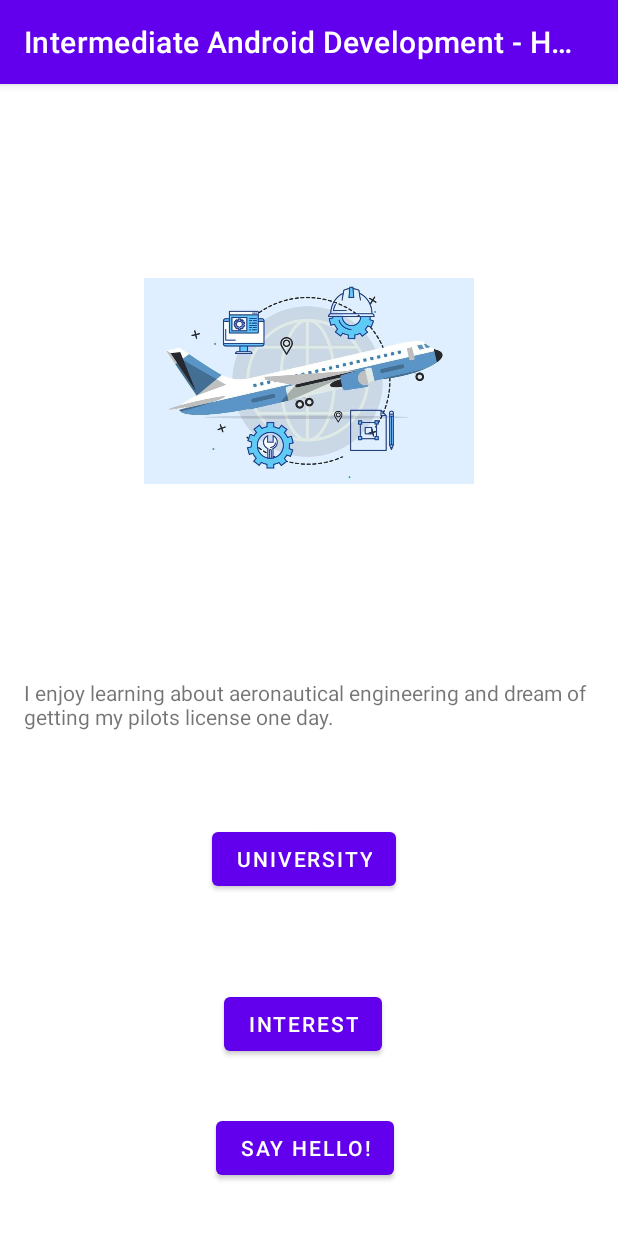
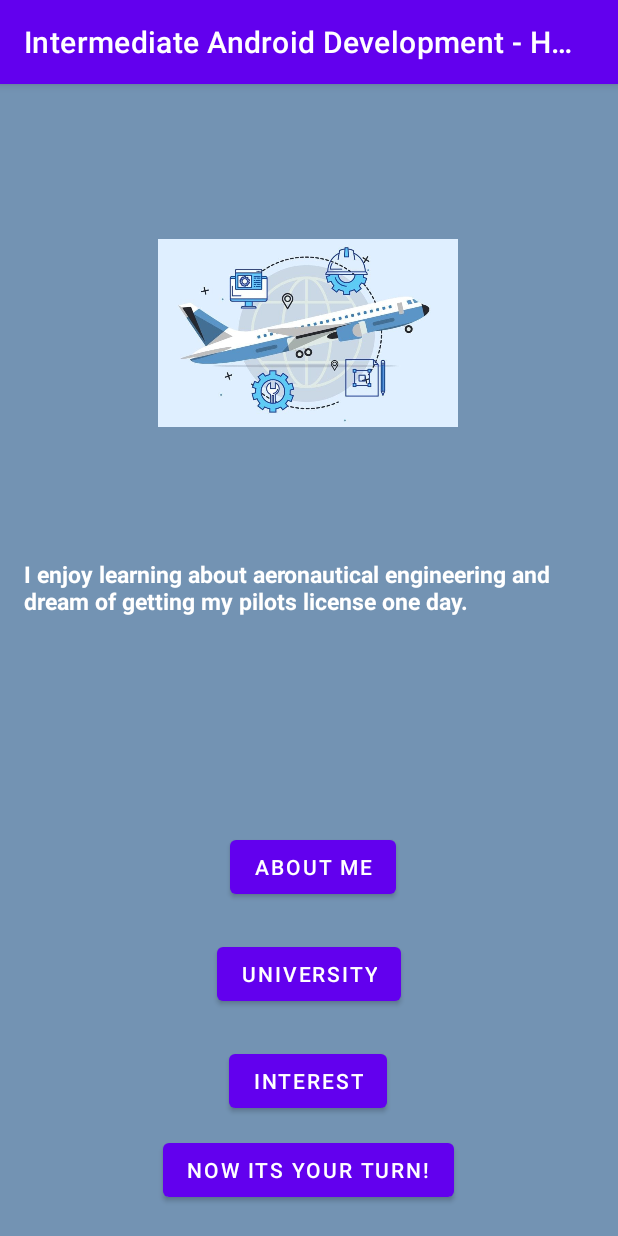
Before and after one commit to Jmdiaz1998/IAD_HelloWorld, an Android app: the screen it shows after launch (MainActivity), after a tap on "INTEREST", on a phone screen of 412 x 824 dp. Run offline under Robolectric (Android 15) with nearby library versions, the light colour scheme and no system bars.

Commit message:
Refined the view, buttons and copy

```diff
--- a/Prework/app/src/main/java/com/example/intermediateandroiddevelopment_helloworld/MainActivity.kt
+++ b/Prework/app/src/main/java/com/example/intermediateandroiddevelopment_helloworld/MainActivity.kt
@@ -13,24 +13,34 @@ class MainActivity : AppCompatActivity() {
     override fun onCreate(savedInstanceState: Bundle?) {
         super.onCreate(savedInstanceState)
         setContentView(R.layout.activity_main)
-       val helloButton = findViewById<Button>(R.id.Hello_Button)
+        val helloButton = findViewById<Button>(R.id.Hello_Button)
         helloButton.setOnClickListener {
             Log.v("Hello world", "Button clicked!")
-            Toast.makeText(this, "Hello to you too!", Toast.LENGTH_SHORT).show()
+            Toast.makeText(this, "Hello, can you tell me something about you?!", Toast.LENGTH_SHORT).show()
         }
 
         val universityButton = findViewById<Button>(R.id.University_button)
-            universityButton.setOnClickListener {
-                Log.v("University_Button", "University Button Clicked!")
-                findViewById<ImageView>(R.id.Main_Image).setImageResource(R.drawable.fiu_gl_and_gc)
-                findViewById<TextView>(R.id.textView).text = "I attend Florida International University and been doing so since 2016. Its where I earned my Bachelors degree and where soon, I will earn my Masters."
-            }
+        universityButton.setOnClickListener {
+            Log.v("University_Button", "University Button Clicked!")
+            findViewById<ImageView>(R.id.Main_Image).setImageResource(R.drawable.fiu_gl_and_gc)
+            findViewById<TextView>(R.id.textView).text =
+                "I attend Florida International University and been doing so since 2016. Its where I earned my Bachelors degree and where soon, I will earn my Masters."
+
+        }
         val interestButton = findViewById<Button>(R.id.Interest_Button)
         interestButton.setOnClickListener {
             Log.v("Interest_Button", "Interest Button Clicked!")
             findViewById<ImageView>(R.id.Main_Image).setImageResource(R.drawable.aeronautical_engineering)
-            findViewById<TextView>(R.id.textView).text = "I enjoy learning about aeronautical engineering and dream of getting my pilots license one day."
+            findViewById<TextView>(R.id.textView).text =
+                "I enjoy learning about aeronautical engineering and dream of getting my pilots license one day."
         }
+        val aboutme_Button = findViewById<Button>(R.id.AboutMe_Button)
+        aboutme_Button.setOnClickListener {
+            Log.v("Interest_Button", "AboutMe Button Clicked!")
+            findViewById<ImageView>(R.id.Main_Image).setImageResource(R.drawable.jmd_portrait)
+            findViewById<TextView>(R.id.textView).text = "Hello World! My name is Jorge and im a product owner fascinated by all that is possible by using code."
+
 
         }
     }
+}
--- a/Prework/app/src/main/res/layout/activity_main.xml
+++ b/Prework/app/src/main/res/layout/activity_main.xml
@@ -4,6 +4,7 @@
     xmlns:tools="http://schemas.android.com/tools"
     android:layout_width="match_parent"
     android:layout_height="match_parent"
+    android:background="#7393B3"
     tools:context=".MainActivity">
 
     <TextView
@@ -11,23 +12,26 @@
         android:layout_width="match_parent"
         android:layout_height="wrap_content"
         android:layout_marginHorizontal="16dp"
-        android:layout_marginTop="48dp"
+        android:layout_marginTop="20dp"
         android:text="@string/Jorge_Intro"
+        android:textStyle="bold"
+        android:textSize="15.5dp"
+        android:textColor="@color/white"
         app:layout_constraintEnd_toEndOf="parent"
         app:layout_constraintStart_toStartOf="parent"
         app:layout_constraintTop_toBottomOf="@+id/Main_Image" />
 
     <ImageView
         android:id="@+id/Main_Image"
-        android:layout_width="220dp"
-        android:layout_height="300dp"
+        android:layout_width="200dp"
+        android:layout_height="260dp"
+        android:layout_marginTop="36dp"
+        android:scaleType="fitCenter"
         app:layout_constraintEnd_toEndOf="parent"
+        app:layout_constraintHorizontal_bias="0.497"
         app:layout_constraintStart_toStartOf="parent"
         app:layout_constraintTop_toTopOf="parent"
-        android:scaleType="fitCenter"
-        android:layout_marginTop="48dp"
-        app:srcCompat="@drawable/jmd_portrait"
- />
+        app:srcCompat="@drawable/jmd_portrait" />
 
     <Button
         android:id="@+id/Hello_Button"
@@ -36,9 +40,10 @@
         android:text="@string/say_hello_button"
         app:layout_constraintBottom_toBottomOf="parent"
         app:layout_constraintEnd_toEndOf="parent"
-        app:layout_constraintHorizontal_bias="0.491"
+        app:layout_constraintHorizontal_bias="0.498"
         app:layout_constraintStart_toStartOf="parent"
-        app:layout_constraintTop_toBottomOf="@+id/Interest_Button" />
+        app:layout_constraintTop_toBottomOf="@+id/Interest_Button"
+        app:layout_constraintVertical_bias="0.36" />
 
     <Button
         android:id="@+id/Interest_Button"
@@ -48,7 +53,7 @@
         android:text="Interest"
         app:layout_constraintBottom_toBottomOf="parent"
         app:layout_constraintEnd_toEndOf="parent"
-        app:layout_constraintHorizontal_bias="0.488"
+        app:layout_constraintHorizontal_bias="0.498"
         app:layout_constraintStart_toStartOf="parent"
         app:layout_constraintTop_toBottomOf="@+id/University_button" />
 
@@ -59,8 +64,20 @@
         android:text="University"
         app:layout_constraintBottom_toTopOf="@+id/Interest_Button"
         app:layout_constraintEnd_toEndOf="parent"
-        app:layout_constraintHorizontal_bias="0.489"
         app:layout_constraintStart_toStartOf="parent"
-        app:layout_constraintTop_toBottomOf="@+id/textView" />
+
+        app:layout_constraintTop_toBottomOf="@+id/AboutMe_Button" />
+
+    <Button
+        android:id="@+id/AboutMe_Button"
+        android:layout_width="wrap_content"
+        android:layout_height="wrap_content"
+        android:text="About me"
+        android:layout_marginTop="-20dp"
+        app:layout_constraintBottom_toBottomOf="parent"
+        app:layout_constraintEnd_toEndOf="parent"
+        app:layout_constraintHorizontal_bias="0.508"
+        app:layout_constraintStart_toStartOf="parent"
+        app:layout_constraintTop_toBottomOf="@+id/Main_Image" />
 
 </androidx.constraintlayout.widget.ConstraintLayout>
--- a/Prework/app/src/main/res/values/strings.xml
+++ b/Prework/app/src/main/res/values/strings.xml
@@ -1,5 +1,5 @@
 <resources>
     <string name="app_name">Intermediate Android Development - Hello World</string>
     <string name="Jorge_Intro">Hello World! My name is Jorge and im a product owner fascinated by all that is possible by using code.</string>
-    <string name="say_hello_button">Say Hello!</string>
+    <string name="say_hello_button">Now its your turn!</string>
 </resources>
```
